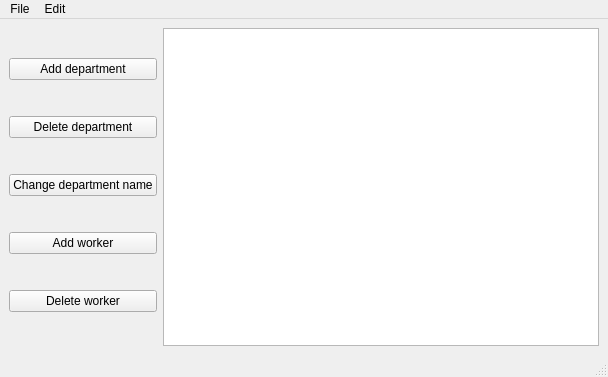
This is frontend/main_window/main_window.ui in TimasTT/company_structure as Qt 5 draws it before an edit. The edited form follows.
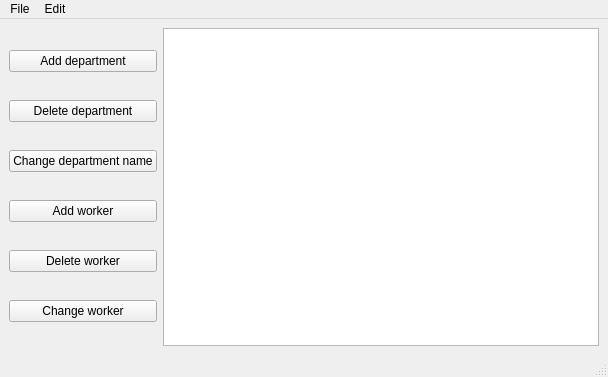
This is the edited form.

What changed in the file:
```diff
--- a/frontend/main_window/main_window.ui
+++ b/frontend/main_window/main_window.ui
@@ -52,6 +52,13 @@
         </property>
        </widget>
       </item>
+      <item>
+       <widget class="QPushButton" name="pushButton_6">
+        <property name="text">
+         <string>Change worker</string>
+        </property>
+       </widget>
+      </item>
      </layout>
     </item>
     <item>
```
